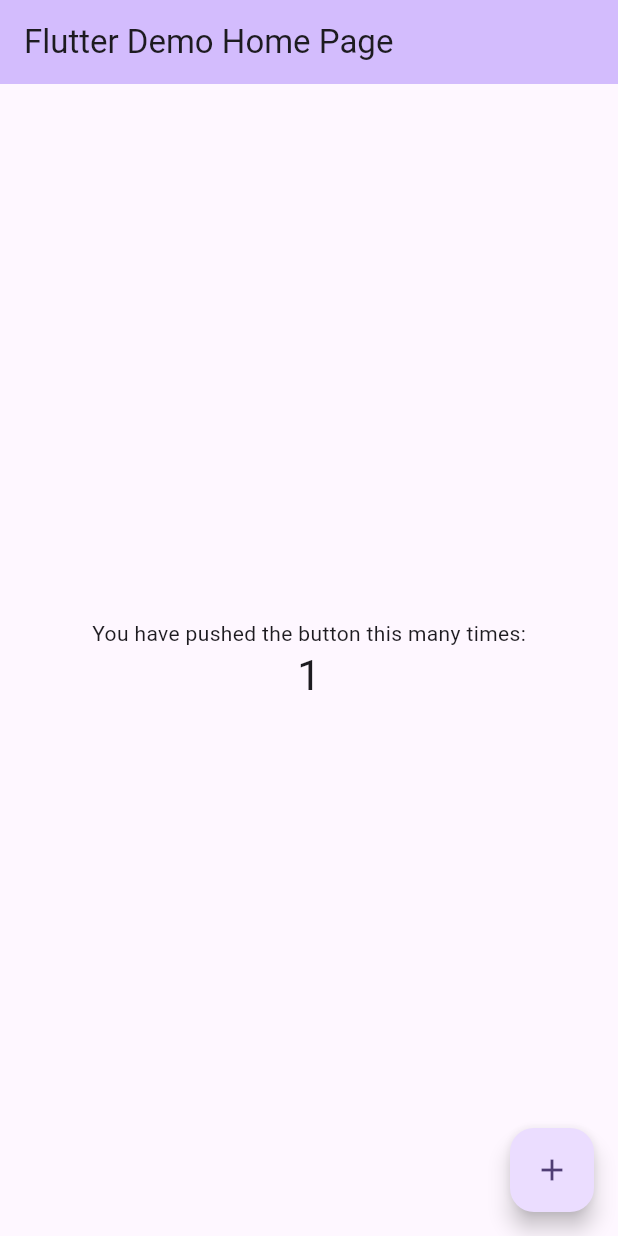
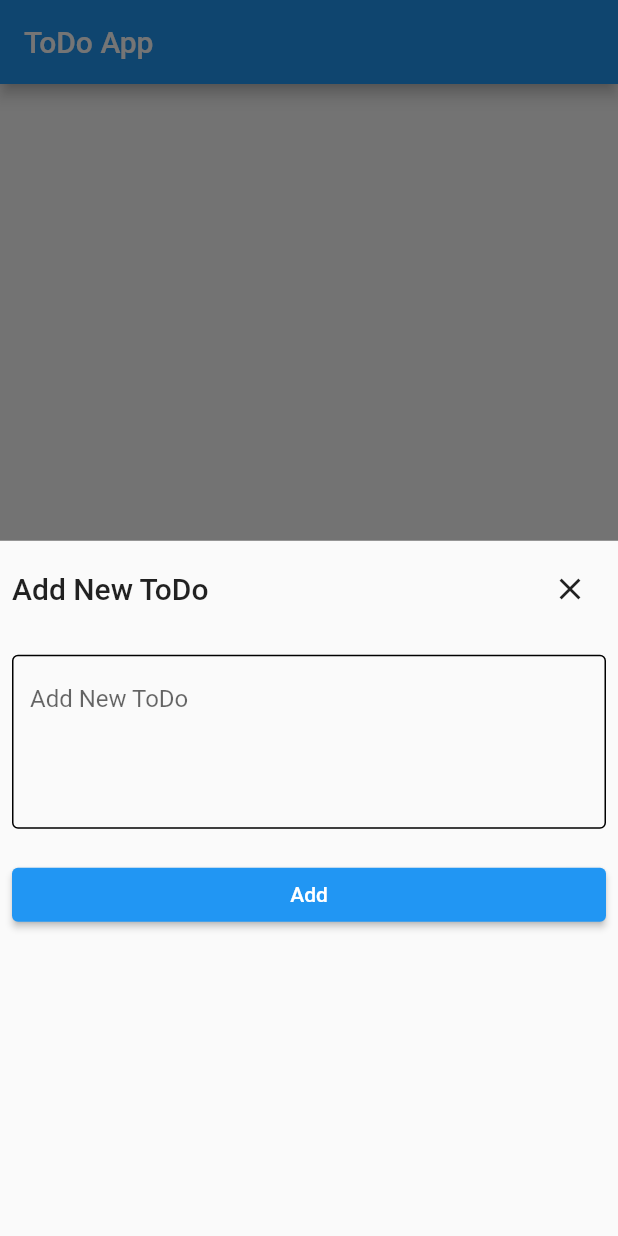
Before and after one commit to pranto372/module_10_flutter_06, a Flutter app: the screen it shows after launch, after a tap on the "add" icon, on a phone screen of 412 x 824 dp. Run offline on Flutter 3.47's test engine with Material 2 defaults, Android fonts, the light colour scheme and no system bars.

Commit message:
todo app

```diff
--- /dev/null
+++ b/lib/Home_Screen.dart
@@ -0,0 +1,100 @@
+import 'package:flutter/material.dart';
+import 'package:module_10_flutter_06/Update_new_task_modal.dart';
+import 'package:module_10_flutter_06/add_new_task_modal.dart';
+import 'package:module_10_flutter_06/todo.dart';
+
+class HomeScreen extends StatefulWidget {
+  const HomeScreen({super.key});
+
+  @override
+  State<HomeScreen> createState() => _HomeScreenState();
+}
+
+class _HomeScreenState extends State<HomeScreen> {
+
+  List<Todo> taskList = [];
+
+  @override
+  Widget build(BuildContext context) {
+    return Scaffold(
+      appBar: AppBar(
+        title: const Text("ToDo App"),
+      ),
+      floatingActionButton: FloatingActionButton(
+        onPressed: () {
+          showModalBottomSheet(
+              context: context,
+              builder: (context) {
+                return AddNewTskModal(
+                  onAddTap: (task) {
+
+                  },
+                );
+              });
+        },
+        child: Icon(Icons.add),
+      ),
+      body: ListView.separated(
+        itemCount: taskList.length,
+        itemBuilder: (context, index) {
+          return ListTile(
+            onTap: () {
+              showDialog(
+                  context: context,
+                  builder: (context) {
+                    return AlertDialog(
+                      title: Text("Actions"),
+                      content: Column(
+                        mainAxisSize: MainAxisSize.min,
+                        children: [
+                          ListTile(
+                            leading: Icon(Icons.edit),
+                            title: Text("Update"),
+                            onTap: () {
+                              Navigator.pop(context);
+                              showModalBottomSheet(
+                                  context: context, builder: (context) {
+                                return UpdateTaskModal();
+                              });
+                            },
+                          ),
+                          Divider(
+                            height: 0,
+                          ),
+                          ListTile(
+                            leading: Icon(Icons.delete),
+                            title: Text("Delete"),
+                            onTap: () {
+                              Navigator.pop(context);
+                            },
+                          )
+                        ],
+                      ),
+                    );
+                  });
+            },
+            leading: CircleAvatar(
+              backgroundColor: Colors.orange,
+              child: Text("${index + 1}"),
+            ),
+            title: Text(taskList[index].details),
+            subtitle: Text(taskList[index].createdDateTime.toString()),
+            trailing: Text("Pending..."),
+          );
+        },
+        separatorBuilder: (BuildContext context, int index) {
+          return const Divider(
+            height: 4,
+          );
+        },
+      ),
+    );
+  }
+
+  void addTask(Todo task) {
+    taskList.add(task);
+    setState(() {
+
+    });
+  }
+}
--- /dev/null
+++ b/lib/add_new_task_modal.dart
@@ -0,0 +1,59 @@
+import 'package:flutter/material.dart';
+import 'package:module_10_flutter_06/todo.dart';
+
+class AddNewTskModal extends StatefulWidget {
+  const AddNewTskModal({
+    super.key,
+    required this.onAddTap,
+  });
+
+  final Function(Todo) onAddTap;
+
+  @override
+  State<AddNewTskModal> createState() => _AddNewTskModalState();
+}
+
+class _AddNewTskModalState extends State<AddNewTskModal> {
+  @override
+  Widget build(BuildContext context) {
+    return Padding(
+      padding: const EdgeInsets.all(8.0),
+      child: Column(
+        children: [
+          Row(
+            mainAxisAlignment: MainAxisAlignment.spaceBetween,
+            children: [
+              Text(
+                "Add New ToDo",
+                style: Theme.of(context).textTheme.titleLarge,
+              ),
+              IconButton(
+                  onPressed: () {
+                    Navigator.pop(context);
+                  },
+                  icon: Icon(Icons.close))
+            ],
+          ),
+          const SizedBox(
+            height: 20,
+          ),
+          TextFormField(
+            maxLines: 4,
+            cursorColor: Colors.black,
+            decoration: const InputDecoration(
+                hintText: "Add New ToDo",
+                enabledBorder: OutlineInputBorder(),
+                focusedBorder: OutlineInputBorder()),
+          ),
+          const SizedBox(
+            height: 20,
+          ),
+          SizedBox(
+              width: double.infinity,
+              child: ElevatedButton(
+                  onPressed: () {}, child: Text("Add")))
+        ],
+      ),
+    );
+  }
+}
--- a/lib/main.dart
+++ b/lib/main.dart
@@ -1,125 +1,17 @@
 import 'package:flutter/material.dart';
+import 'package:module_10_flutter_06/Home_Screen.dart';
 
-void main() {
-  runApp(const MyApp());
+void main(){
+  runApp(const ToDoApp());
 }
 
-class MyApp extends StatelessWidget {
-  const MyApp({super.key});
+class ToDoApp extends StatelessWidget {
+  const ToDoApp({super.key});
 
-  // This widget is the root of your application.
   @override
   Widget build(BuildContext context) {
     return MaterialApp(
-      title: 'Flutter Demo',
-      theme: ThemeData(
-        // This is the theme of your application.
-        //
-        // TRY THIS: Try running your application with "flutter run". You'll see
-        // the application has a blue toolbar. Then, without quitting the app,
-        // try changing the seedColor in the colorScheme below to Colors.green
-        // and then invoke "hot reload" (save your changes or press the "hot
-        // reload" button in a Flutter-supported IDE, or press "r" if you used
-        // the command line to start the app).
-        //
-        // Notice that the counter didn't reset back to zero; the application
-        // state is not lost during the reload. To reset the state, use hot
-        // restart instead.
-        //
-        // This works for code too, not just values: Most code changes can be
-        // tested with just a hot reload.
-        colorScheme: ColorScheme.fromSeed(seedColor: Colors.deepPurple),
-        useMaterial3: true,
-      ),
-      home: const MyHomePage(title: 'Flutter Demo Home Page'),
+      home: HomeScreen(),
     );
   }
 }
-
-class MyHomePage extends StatefulWidget {
-  const MyHomePage({super.key, required this.title});
-
-  // This widget is the home page of your application. It is stateful, meaning
-  // that it has a State object (defined below) that contains fields that affect
-  // how it looks.
-
-  // This class is the configuration for the state. It holds the values (in this
-  // case the title) provided by the parent (in this case the App widget) and
-  // used by the build method of the State. Fields in a Widget subclass are
-  // always marked "final".
-
-  final String title;
-
-  @override
-  State<MyHomePage> createState() => _MyHomePageState();
-}
-
-class _MyHomePageState extends State<MyHomePage> {
-  int _counter = 0;
-
-  void _incrementCounter() {
-    setState(() {
-      // This call to setState tells the Flutter framework that something has
-      // changed in this State, which causes it to rerun the build method below
-      // so that the display can reflect the updated values. If we changed
-      // _counter without calling setState(), then the build method would not be
-      // called again, and so nothing would appear to happen.
-      _counter++;
-    });
-  }
-
-  @override
-  Widget build(BuildContext context) {
-    // This method is rerun every time setState is called, for instance as done
-    // by the _incrementCounter method above.
-    //
-    // The Flutter framework has been optimized to make rerunning build methods
-    // fast, so that you can just rebuild anything that needs updating rather
-    // than having to individually change instances of widgets.
-    return Scaffold(
-      appBar: AppBar(
-        // TRY THIS: Try changing the color here to a specific color (to
-        // Colors.amber, perhaps?) and trigger a hot reload to see the AppBar
-        // change color while the other colors stay the same.
-        backgroundColor: Theme.of(context).colorScheme.inversePrimary,
-        // Here we take the value from the MyHomePage object that was created by
-        // the App.build method, and use it to set our appbar title.
-        title: Text(widget.title),
-      ),
-      body: Center(
-        // Center is a layout widget. It takes a single child and positions it
-        // in the middle of the parent.
-        child: Column(
-          // Column is also a layout widget. It takes a list of children and
-          // arranges them vertically. By default, it sizes itself to fit its
-          // children horizontally, and tries to be as tall as its parent.
-          //
-          // Column has various properties to control how it sizes itself and
-          // how it positions its children. Here we use mainAxisAlignment to
-          // center the children vertically; the main axis here is the vertical
-          // axis because Columns are vertical (the cross axis would be
-          // horizontal).
-          //
-          // TRY THIS: Invoke "debug painting" (choose the "Toggle Debug Paint"
-          // action in the IDE, or press "p" in the console), to see the
-          // wireframe for each widget.
-          mainAxisAlignment: MainAxisAlignment.center,
-          children: <Widget>[
-            const Text(
-              'You have pushed the button this many times:',
-            ),
-            Text(
-              '$_counter',
-              style: Theme.of(context).textTheme.headlineMedium,
-            ),
-          ],
-        ),
-      ),
-      floatingActionButton: FloatingActionButton(
-        onPressed: _incrementCounter,
-        tooltip: 'Increment',
-        child: const Icon(Icons.add),
-      ), // This trailing comma makes auto-formatting nicer for build methods.
-    );
-  }
-}
--- /dev/null
+++ b/lib/todo.dart
@@ -0,0 +1,12 @@
+class Todo {
+  String details;
+  DateTime createdDateTime, upDatedDateTime;
+  String status;
+
+  Todo({
+    required this.details,
+    required this.createdDateTime,
+    required this.upDatedDateTime,
+    this.status = 'pending',
+  });
+}
```
Also changed, not shown: lib/Update_new_task_modal.dart (added, +52 -0 lines).
